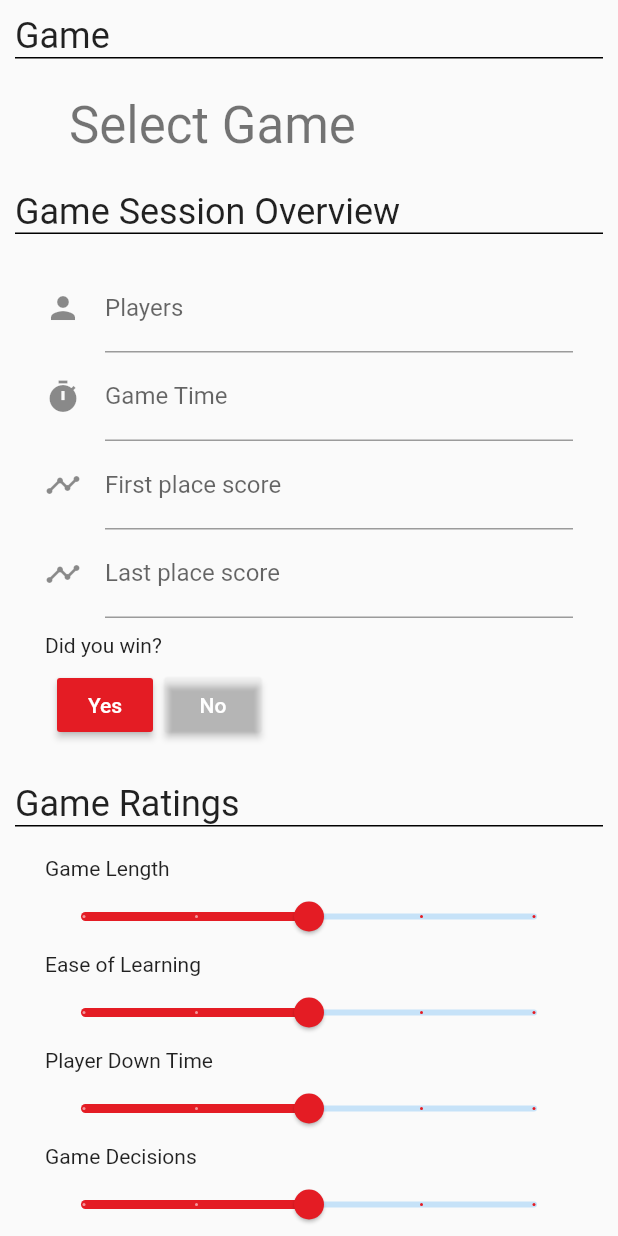
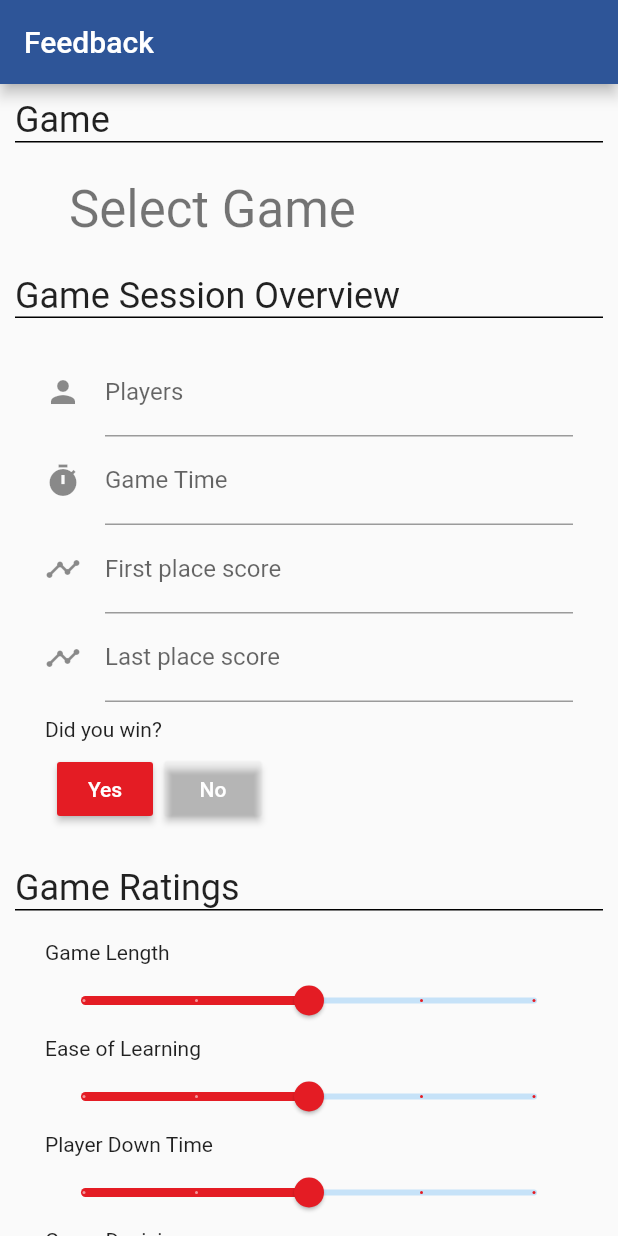
Before and after one commit to fuzzybinary/unpub_app, a Flutter app: the FeedbackScreen widget shown alone on an empty page, opened directly, on a phone screen of 412 x 824 dp. Run offline on Flutter 3.47's test engine with Material 2 defaults, Android fonts, the phone set to English and light mode, and no system bars; generated files the repository leaves out were written again; network calls fail.

Commit message:
Add app bar to feedback form. Color bottom bar.

```diff
--- a/lib/screens/feedback_screen.dart
+++ b/lib/screens/feedback_screen.dart
@@ -14,7 +14,15 @@ class _FeedbackScreenState extends State<FeedbackScreen> {
   @override
   Widget build(BuildContext context) {
     final theme = Theme.of(context);
-    return SingleChildScrollView(
+    return Column(
+      children: <Widget>[
+        IntrinsicHeight(
+          child: AppBar(
+            title: Text('Feedback'),
+          ),
+        ),
+        Expanded(
+          child: SingleChildScrollView(
             child: Container(
               padding: EdgeInsets.all(10),
               child: Column(
@@ -22,36 +30,40 @@ class _FeedbackScreenState extends State<FeedbackScreen> {
                 children: <Widget>[
                   Text('Game', style: theme.textTheme.headline),
                   Container(
-              decoration:
-                  BoxDecoration(border: Border(top: BorderSide(width: 1))),
+                    decoration: BoxDecoration(
+                        border: Border(top: BorderSide(width: 1))),
                     alignment: Alignment.centerLeft,
                     padding: EdgeInsets.all(20),
                     child: _buildGameTitle(),
                   ),
-            Text('Game Session Overview', style: theme.textTheme.headline),
+                  Text('Game Session Overview',
+                      style: theme.textTheme.headline),
                   Container(
-              decoration:
-                  BoxDecoration(border: Border(top: BorderSide(width: 1))),
+                    decoration: BoxDecoration(
+                        border: Border(top: BorderSide(width: 1))),
                     padding: EdgeInsets.all(20),
                     child: _buildFirstPage(context),
                   ),
                   Text('Game Ratings', style: theme.textTheme.headline),
                   Container(
-              decoration:
-                  BoxDecoration(border: Border(top: BorderSide(width: 1))),
+                    decoration: BoxDecoration(
+                        border: Border(top: BorderSide(width: 1))),
                     padding: EdgeInsets.all(20),
                     child: _buildSecondPage(context),
                   ),
                   Text('Game Comments', style: theme.textTheme.headline),
                   Container(
-              decoration:
-                  BoxDecoration(border: Border(top: BorderSide(width: 1))),
+                    decoration: BoxDecoration(
+                        border: Border(top: BorderSide(width: 1))),
                     padding: EdgeInsets.all(20),
                     child: _buildThirdPage(context),
                   ),
                 ],
               ),
             ),
+          ),
+        ),
+      ],
     );
   }
 
```
Also changed, not shown: lib/main.dart (+12 -1 lines). Lines whose indentation alone changed are shown as unchanged.
